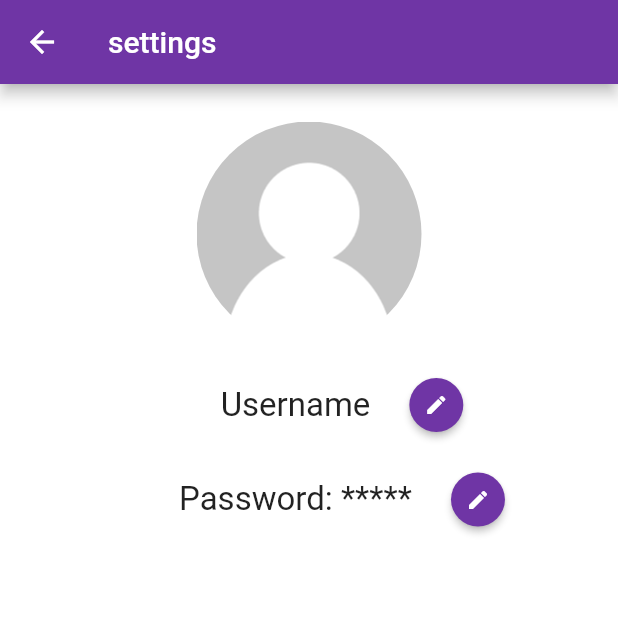
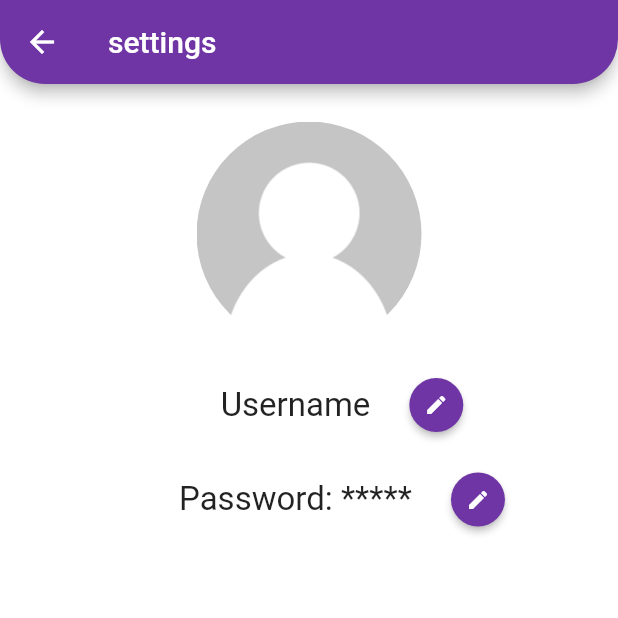
Before and after one commit to zzAIMoo/flows-music, a Flutter app: the MainScreenPage screen opened directly, after a tap on the "settings" icon, on a phone screen of 412 x 824 dp, the top half of it. Run offline on Flutter 3.47's test engine with Material 2 defaults, Android fonts, the light colour scheme and no system bars; our stand-ins replace audio_video_progress_bar, flutter_svg, flutter_tindercard, fluttertoast, just_audio, marquee and 2 more; missing offline and left inert: flutter_search_bar, loading_animations, youtube_api; accounts and stored records are empty; network calls fail; project files that could hold a hidden picture were left out.

Commit message:
ora le appbar sono rotonde :lipstick:

```diff
--- a/lib/Screens/Main/components/playlist_screen.dart
+++ b/lib/Screens/Main/components/playlist_screen.dart
@@ -129,6 +129,11 @@ class _PlaylistScreenState extends State<PlaylistScreen> {
     return Scaffold(
       appBar: AppBar(
         title: Text(playlistName),
+        shape: RoundedRectangleBorder(
+          borderRadius: BorderRadius.vertical(
+            bottom: Radius.circular(30),
+          ),
+        ),
       ),
       body: Column(
         children: [
--- a/lib/Screens/Main/components/search_screen.dart
+++ b/lib/Screens/Main/components/search_screen.dart
@@ -58,6 +58,11 @@ class _SearchScreenState extends State<SearchScreen> {
 
   AppBar buildAppBar(BuildContext context) {
     return new AppBar(
+      shape: RoundedRectangleBorder(
+        borderRadius: BorderRadius.vertical(
+          bottom: Radius.circular(30),
+        ),
+      ),
       title: new Text('Cerca un media'),
       backgroundColor: Color(0xFF6F35A5),
       foregroundColor: Colors.white,
--- a/lib/Screens/Main/main_screen.dart
+++ b/lib/Screens/Main/main_screen.dart
@@ -43,6 +43,11 @@ class _MainScreenPageState extends State<MainScreenPage> {
           ? null
           : _selectedIndex == 0
               ? AppBar(
+                  shape: RoundedRectangleBorder(
+                    borderRadius: BorderRadius.vertical(
+                      bottom: Radius.circular(30),
+                    ),
+                  ),
                   backgroundColor: Color(0xFF6F35A5),
                   actions: [
                     Row(
@@ -63,6 +68,11 @@ class _MainScreenPageState extends State<MainScreenPage> {
                 )
               : _selectedIndex == 2
                   ? AppBar(
+                      shape: RoundedRectangleBorder(
+                        borderRadius: BorderRadius.vertical(
+                          bottom: Radius.circular(30),
+                        ),
+                      ),
                       backgroundColor: Color(0xFF6F35A5),
                       actions: [
                         Row(
--- a/lib/Screens/Settings/settings_screen.dart
+++ b/lib/Screens/Settings/settings_screen.dart
@@ -1,4 +1,3 @@
-import 'package:flows/Screens/Main/main_screen.dart';
 import 'package:flutter/material.dart';
 import 'components/body.dart';
 
@@ -8,6 +7,11 @@ class SettingsScreen extends StatelessWidget {
     return Scaffold(
       body: Body(),
       appBar: AppBar(
+        shape: RoundedRectangleBorder(
+          borderRadius: BorderRadius.vertical(
+            bottom: Radius.circular(30),
+          ),
+        ),
         title: Text("settings"),
       ),
     );
```
